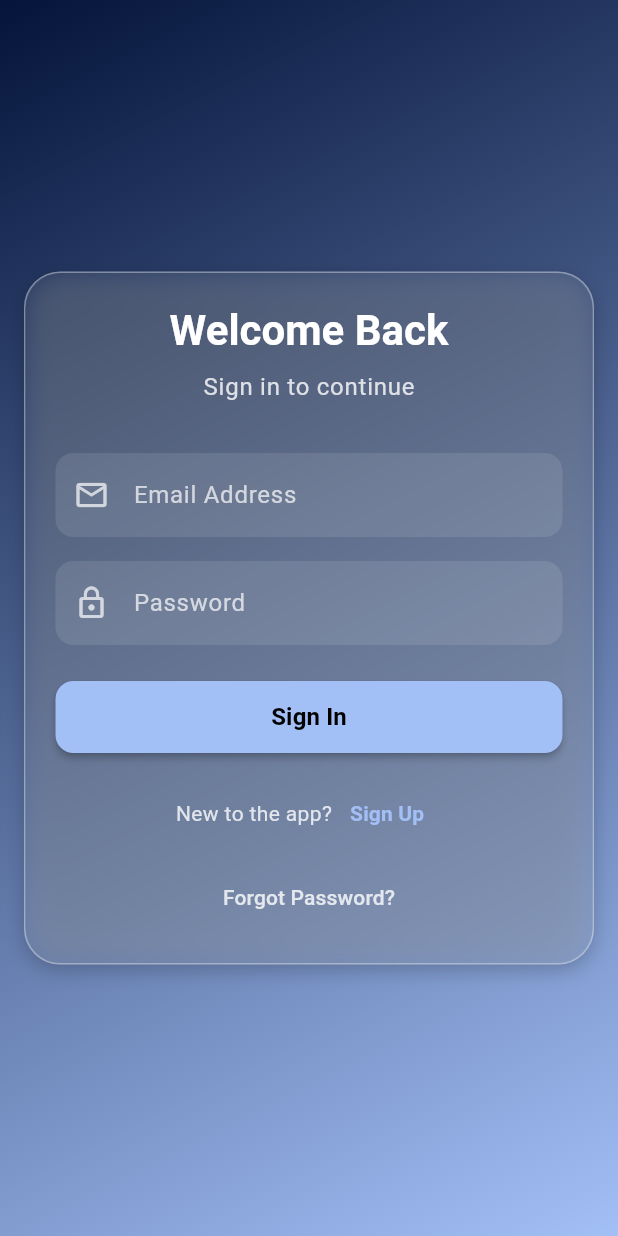
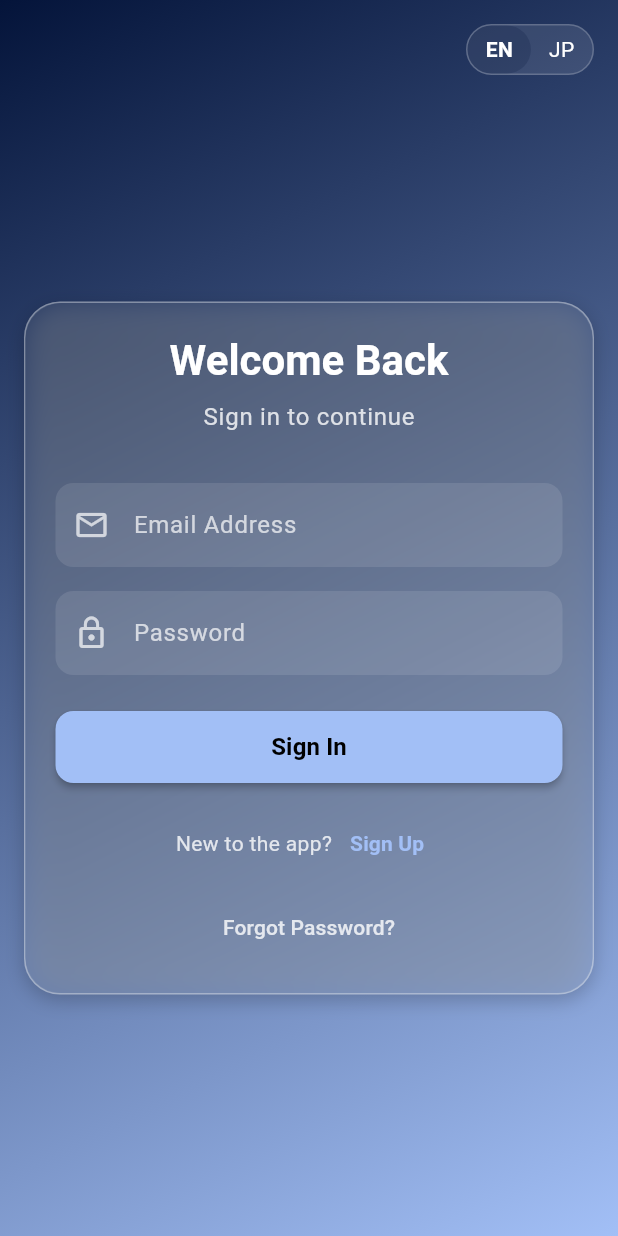
Before and after one commit to KTT-Projects/ocs_app, a Flutter app: the screen it shows after launch, on a phone screen of 412 x 824 dp. Run offline on Flutter 3.47's test engine with Material 3 defaults, Android fonts, the phone set to English and light mode, and no system bars; our stand-ins replace google_fonts, shared_preferences; generated files the repository leaves out were written again.

Commit message:
feat: Implement language selection feature with localization support across the app

```diff
--- a/app/lib/main.dart
+++ b/app/lib/main.dart
@@ -1,25 +1,37 @@
 import 'package:flutter/material.dart';
-import 'services/api_client.dart';
 import 'package:flutter_localizations/flutter_localizations.dart';
 import 'package:google_fonts/google_fonts.dart';
 import 'package:intl/date_symbol_data_local.dart';
+import 'package:provider/provider.dart';
+import 'package:shared_preferences/shared_preferences.dart';
+import 'services/api_client.dart';
+import 'providers/language_provider.dart';
 import 'package:ocs_app/pages/main_page.dart';
 import 'package:flutter/services.dart';
 import 'package:flutter_gen/gen_l10n/app_localizations.dart';
 
-Future<void> main() async {
-  // Ensure that Flutter is initialized
+void main() async {
   WidgetsFlutterBinding.ensureInitialized();
 
-  // Initialize APIs and localizations
+  final prefs = await SharedPreferences.getInstance();
   final apiClient = ApiClient();
+
   await Future.wait([
     apiClient.initialize(),
     initializeDateFormatting('en'),
     initializeDateFormatting('ja'),
   ]);
 
-  runApp(MyApp(apiClient: apiClient));
+  runApp(
+    MultiProvider(
+      providers: [
+        ChangeNotifierProvider(
+          create: (_) => LanguageProvider(prefs),
+        ),
+      ],
+      child: MyApp(apiClient: apiClient),
+    ),
+  );
 }
 
 class MyApp extends StatelessWidget {
@@ -36,7 +48,9 @@ class MyApp extends StatelessWidget {
       DeviceOrientation.portraitDown,
     ]);
     const appTitle = 'Osakikamijima Community Site';
-    return MaterialApp(
+    return Consumer<LanguageProvider>(
+      builder: (context, languageProvider, _) {
+        return MaterialApp(
       title: appTitle,
       debugShowCheckedModeBanner: false,
 
@@ -47,6 +61,7 @@ class MyApp extends StatelessWidget {
         GlobalWidgetsLocalizations.delegate,
         GlobalCupertinoLocalizations.delegate,
       ],
+      locale: languageProvider.locale,
       supportedLocales: const [
         Locale('en'),
         Locale('ja'),
@@ -74,6 +89,8 @@ class MyApp extends StatelessWidget {
         ),
       ),
       home: MainPage(apiClient: apiClient),
+        );
+      },
     );
   }
 }
--- a/app/lib/pages/login_page.dart
+++ b/app/lib/pages/login_page.dart
@@ -2,6 +2,9 @@ import 'dart:ui';
 import 'package:flutter/material.dart';
 import 'package:flutter/services.dart';
 import 'package:flutter_gen/gen_l10n/app_localizations.dart';
+import 'package:provider/provider.dart';
+import '../providers/language_provider.dart';
+import '../widgets/language_toggle.dart';
 import '../services/api_client.dart';
 import 'signup_page.dart';
 import 'home_page.dart';
@@ -187,6 +190,17 @@ class _LoginPageState extends State<LoginPage> {
               ),
             ),
           ),
+          // Language toggle - place after Container but before LayoutBuilder
+          Positioned(
+            top: 16,
+            right: 16,
+            child: Consumer<LanguageProvider>(
+              builder: (context, languageProvider, _) => LanguageToggle(
+                currentLanguage: languageProvider.currentLanguage,
+                onLanguageChanged: (lang) => languageProvider.setLanguage(lang),
+              ),
+            ),
+          ),
           // Responsive layout
           LayoutBuilder(
             builder: (context, constraints) {
@@ -195,7 +209,12 @@ class _LoginPageState extends State<LoginPage> {
 
               return Center(
                 child: SingleChildScrollView(
-                  padding: EdgeInsets.all(isSmallScreen ? 16.0 : 24.0),
+                  padding: EdgeInsets.fromLTRB(
+                    isSmallScreen ? 16.0 : 24.0,
+                    56.0, // Added extra top padding for language toggle
+                    isSmallScreen ? 16.0 : 24.0,
+                    isSmallScreen ? 16.0 : 24.0,
+                  ),
                   child: Container(
                     width: isSmallScreen ? maxWidth - 32 : 400,
                     constraints: const BoxConstraints(maxHeight: 500),
--- /dev/null
+++ b/app/lib/providers/language_provider.dart
@@ -0,0 +1,24 @@
+import 'package:flutter/material.dart';
+import 'package:shared_preferences/shared_preferences.dart';
+
+class LanguageProvider extends ChangeNotifier {
+  static const String _languageKey = 'app_language';
+  late String _currentLanguage;
+  final SharedPreferences _prefs;
+
+  LanguageProvider(this._prefs) {
+    _currentLanguage = _prefs.getString(_languageKey) ?? 'en';
+  }
+
+  String get currentLanguage => _currentLanguage;
+
+  Locale get locale => Locale(_currentLanguage);
+
+  Future<void> setLanguage(String languageCode) async {
+    if (_currentLanguage != languageCode) {
+      _currentLanguage = languageCode;
+      await _prefs.setString(_languageKey, languageCode);
+      notifyListeners();
+    }
+  }
+}
--- /dev/null
+++ b/app/lib/widgets/language_toggle.dart
@@ -0,0 +1,70 @@
+import 'package:flutter/material.dart';
+
+class LanguageToggle extends StatelessWidget {
+  final Function(String) onLanguageChanged;
+  final String currentLanguage;
+
+  const LanguageToggle({
+    Key? key,
+    required this.onLanguageChanged,
+    required this.currentLanguage,
+  }) : super(key: key);
+
+  @override
+  Widget build(BuildContext context) {
+    return Container(
+      decoration: BoxDecoration(
+        color: Theme.of(context).colorScheme.onPrimary.withOpacity(0.1),
+        borderRadius: BorderRadius.circular(20),
+        border: Border.all(
+          color: Theme.of(context).colorScheme.onPrimary.withOpacity(0.2),
+        ),
+      ),
+      child: Row(
+        mainAxisSize: MainAxisSize.min,
+        children: [
+          _buildLanguageButton(
+            context,
+            'EN',
+            currentLanguage == 'en',
+            () => onLanguageChanged('en'),
+          ),
+          _buildLanguageButton(
+            context,
+            'JP',
+            currentLanguage == 'ja',
+            () => onLanguageChanged('ja'),
+          ),
+        ],
+      ),
+    );
+  }
+
+  Widget _buildLanguageButton(
+    BuildContext context,
+    String text,
+    bool isSelected,
+    VoidCallback onTap,
+  ) {
+    return InkWell(
+      onTap: onTap,
+      borderRadius: BorderRadius.circular(20),
+      child: Container(
+        padding: const EdgeInsets.symmetric(horizontal: 12, vertical: 6),
+        decoration: BoxDecoration(
+          color: isSelected
+              ? Theme.of(context).colorScheme.primary.withOpacity(0.2)
+              : Colors.transparent,
+          borderRadius: BorderRadius.circular(20),
+        ),
+        child: Text(
+          text,
+          style: TextStyle(
+            color: Theme.of(context).colorScheme.onPrimary,
+            fontWeight: isSelected ? FontWeight.bold : FontWeight.normal,
+          ),
+        ),
+      ),
+    );
+  }
+}
--- a/app/pubspec.yaml
+++ b/app/pubspec.yaml
@@ -18,6 +18,7 @@ dependencies:
   intl: ^0.19.0
   http: ^1.2.1
   shared_preferences: ^2.2.2
+  provider: ^6.1.1
 
 dev_dependencies:
   flutter_test:
```
Also changed, not shown: app/lib/pages/forgot_password_page.dart (+20 -1 lines), app/lib/pages/signup_page.dart (+20 -1 lines), app/lib/services/api_client.dart (+12 -3 lines), app/pubspec.lock, 3 other files.
